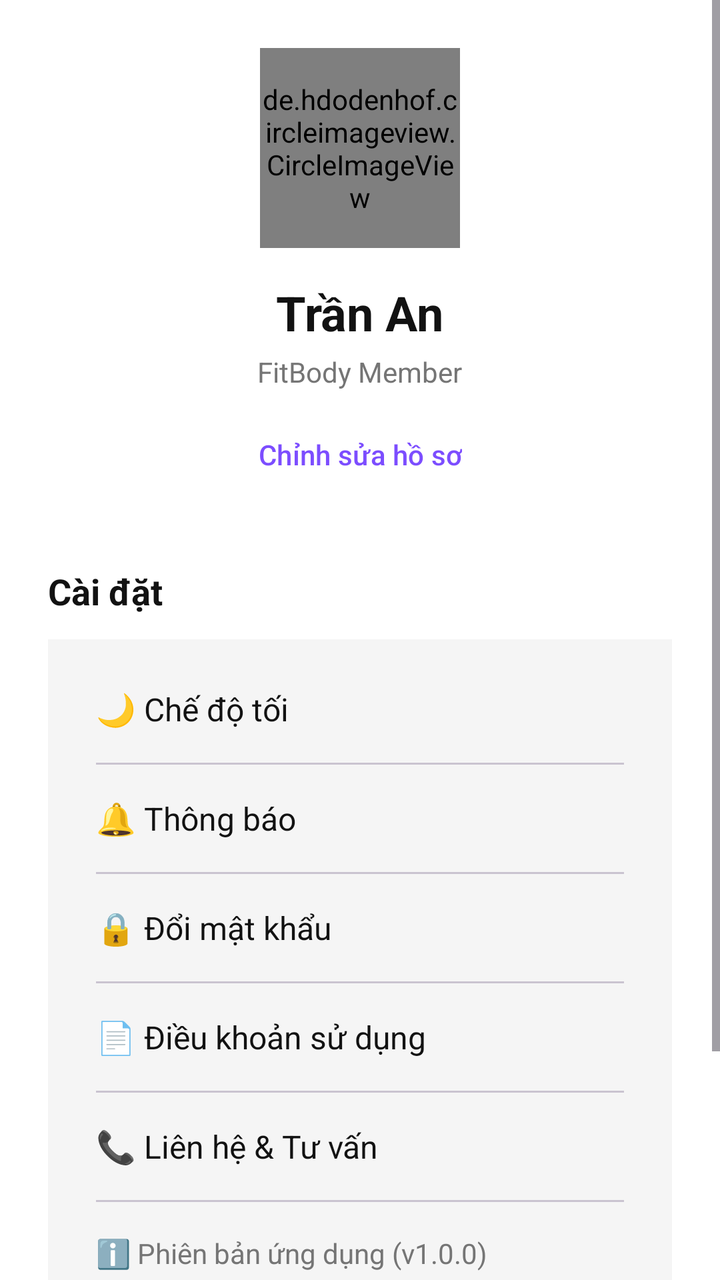
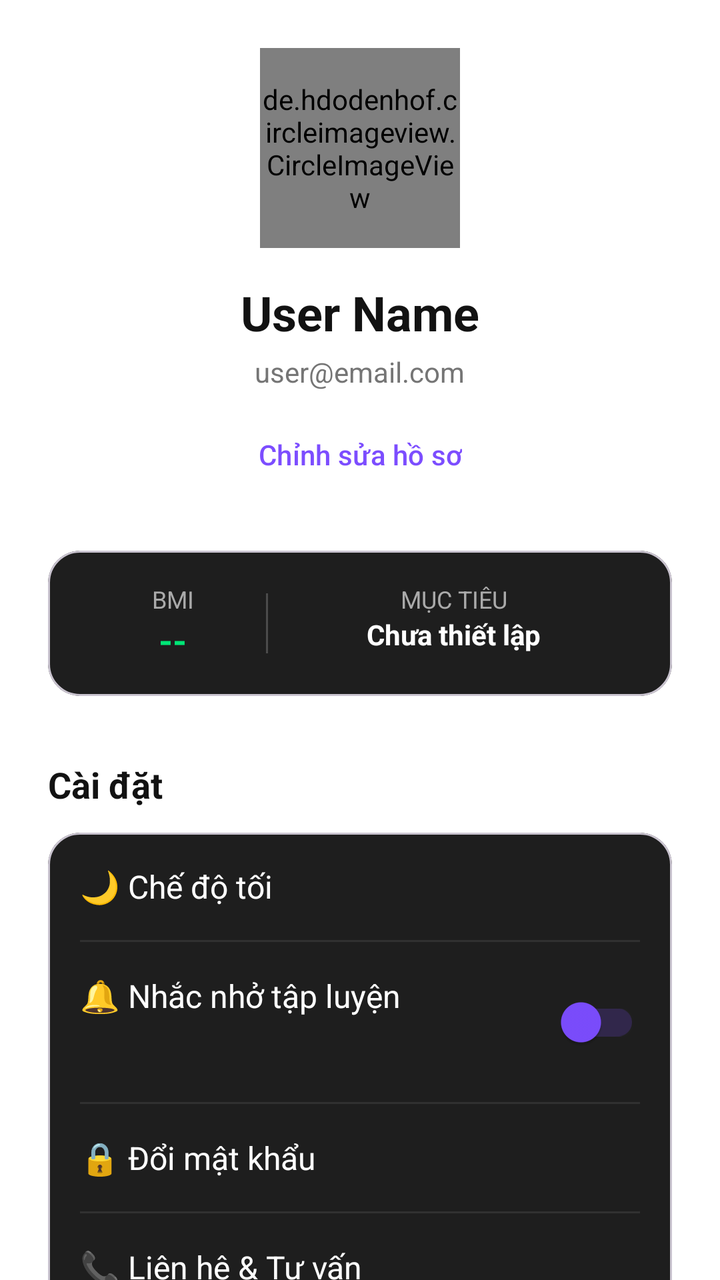

An Android layout rendered at two revisions. The XML below is the earlier revision; the diff shows what the commit changed to produce the second picture.
<!-- AndroidManifest.xml: application theme Theme.FitBody -->
<!-- res/layout/fragment_profile.xml -->
<?xml version="1.0" encoding="utf-8"?>
<ScrollView xmlns:android="http://schemas.android.com/apk/res/android"
    xmlns:app="http://schemas.android.com/apk/res-auto"
    android:layout_width="match_parent"
    android:layout_height="match_parent"
    android:background="?android:attr/windowBackground">

    <LinearLayout
        android:layout_width="match_parent"
        android:layout_height="wrap_content"
        android:gravity="center_horizontal"
        android:orientation="vertical"
        android:padding="24dp">

        
        <de.hdodenhof.circleimageview.CircleImageView
            android:id="@+id/imgAvatarProfile"
            android:layout_width="100dp"
            android:layout_height="100dp"
            android:src="@drawable/ic_launcher_background"
            app:civ_border_width="2dp"
            app:civ_border_color="#7C4DFF" />

        <TextView
            android:id="@+id/txtProfileName"
            android:layout_width="wrap_content"
            android:layout_height="wrap_content"
            android:layout_marginTop="16dp"
            android:text="Trần An"
            android:textColor="?attr/colorOnSurface"
            android:textSize="24sp"
            android:textStyle="bold" />

        <TextView
            android:id="@+id/txtProfileRole"
            android:layout_width="wrap_content"
            android:layout_height="wrap_content"
            android:layout_marginTop="4dp"
            android:text="FitBody Member"
            android:textColor="?attr/colorOnSurfaceVariant"
            android:textSize="14sp" />

        <Button
            android:id="@+id/txtEditProfile"
            style="@style/Widget.Material3.Button.TextButton"
            android:layout_width="wrap_content"
            android:layout_height="wrap_content"
            android:layout_marginTop="8dp"
            android:text="Chỉnh sửa hồ sơ" />

        
        <TextView
            android:layout_width="match_parent"
            android:layout_height="wrap_content"
            android:layout_marginTop="32dp"
            android:layout_marginBottom="12dp"
            android:text="Cài đặt"
            android:textColor="?attr/colorOnSurface"
            android:textSize="18sp"
            android:textStyle="bold" />

        <LinearLayout
            android:layout_width="match_parent"
            android:layout_height="wrap_content"
            android:background="?attr/colorSurface"
            android:orientation="vertical"
            android:padding="8dp">

            <TextView
                android:id="@+id/txtDarkMode"
                android:layout_width="match_parent"
                android:layout_height="wrap_content"
                android:padding="16dp"
                android:text="🌙 Chế độ tối"
                android:textColor="?attr/colorOnSurface"
                android:textSize="16sp" />

            <View
                android:layout_width="match_parent"
                android:layout_height="1dp"
                android:layout_marginHorizontal="16dp"
                android:background="?attr/colorOutlineVariant" />

            <TextView
                android:id="@+id/txtNotifications"
                android:layout_width="match_parent"
                android:layout_height="wrap_content"
                android:padding="16dp"
                android:text="🔔 Thông báo"
                android:textColor="?attr/colorOnSurface"
                android:textSize="16sp" />

            <View
                android:layout_width="match_parent"
                android:layout_height="1dp"
                android:layout_marginHorizontal="16dp"
                android:background="?attr/colorOutlineVariant" />

            <TextView
                android:id="@+id/txtChangePassword"
                android:layout_width="match_parent"
                android:layout_height="wrap_content"
                android:padding="16dp"
                android:text="🔒 Đổi mật khẩu"
                android:textColor="?attr/colorOnSurface"
                android:textSize="16sp" />

            <View
                android:layout_width="match_parent"
                android:layout_height="1dp"
                android:layout_marginHorizontal="16dp"
                android:background="?attr/colorOutlineVariant" />

            <TextView
                android:id="@+id/txtTerms"
                android:layout_width="match_parent"
                android:layout_height="wrap_content"
                android:padding="16dp"
                android:text="📄 Điều khoản sử dụng"
                android:textColor="?attr/colorOnSurface"
                android:textSize="16sp" />

            <View
                android:layout_width="match_parent"
                android:layout_height="1dp"
                android:layout_marginHorizontal="16dp"
                android:background="?attr/colorOutlineVariant" />

            <TextView
                android:id="@+id/txtContactSupport"
                android:layout_width="match_parent"
                android:layout_height="wrap_content"
                android:padding="16dp"
                android:text="📞 Liên hệ &amp; Tư vấn"
                android:textColor="?attr/colorOnSurface"
                android:textSize="16sp" />

            <View
                android:layout_width="match_parent"
                android:layout_height="1dp"
                android:layout_marginHorizontal="16dp"
                android:background="?attr/colorOutlineVariant" />

            <TextView
                android:id="@+id/txtVersion"
                android:layout_width="match_parent"
                android:layout_height="wrap_content"
                android:padding="16dp"
                android:text="ℹ️ Phiên bản ứng dụng (v1.0.0)"
                android:textColor="?attr/colorOnSurfaceVariant"
                android:textSize="14sp" />

        </LinearLayout>

        <Button
            android:id="@+id/btnLogout"
            android:layout_width="match_parent"
            android:layout_height="55dp"
            android:layout_marginTop="40dp"
            android:backgroundTint="#FF5252"
            android:text="Đăng xuất"
            android:textColor="#FFFFFF"
            android:textStyle="bold" />

    </LinearLayout>
</ScrollView>
<!-- resources referenced by this layout -->
<resources>
  <!-- drawable ic_launcher_background (drawable) -->
  <?xml version="1.0" encoding="utf-8"?>
  <vector
      android:height="108dp"
      android:width="108dp"
      android:viewportHeight="108"
      android:viewportWidth="108"
      xmlns:android="http://schemas.android.com/apk/res/android">
      
      <path android:fillColor="#121212"
            android:pathData="M0,0h108v108h-108z"/>
  </vector>
  <style name="Theme.FitBody" parent="Theme.Material3.DayNight.NoActionBar">
          <item name="colorPrimary">@color/primary</item>
          <item name="android:windowBackground">@color/app_background</item>
          <item name="android:statusBarColor">@color/app_background</item>
          <item name="android:navigationBarColor">@color/app_background</item>
  
          
          <item name="colorSurface">@color/card_background</item>
          <item name="colorOnSurface">@color/text_primary</item>
          <item name="colorOnSurfaceVariant">@color/text_secondary</item>
      </style>
  <color name="primary">#7C4DFF</color>
  <color name="app_background">#FFFFFF</color>
  <color name="card_background">#F5F5F5</color>
  <color name="text_primary">#121212</color>
  <color name="text_secondary">#757575</color>
</resources>

<!-- the commit's change to res/layout/fragment_profile.xml (unified diff, before → after) -->
@@ -1,166 +1,201 @@
 <?xml version="1.0" encoding="utf-8"?>
-<ScrollView xmlns:android="http://schemas.android.com/apk/res/android"
+<androidx.coordinatorlayout.widget.CoordinatorLayout xmlns:android="http://schemas.android.com/apk/res/android"
     xmlns:app="http://schemas.android.com/apk/res-auto"
     android:layout_width="match_parent"
     android:layout_height="match_parent"
     android:background="?android:attr/windowBackground">
 
-    <LinearLayout
+    <androidx.core.widget.NestedScrollView
         android:layout_width="match_parent"
-        android:layout_height="wrap_content"
-        android:gravity="center_horizontal"
-        android:orientation="vertical"
-        android:padding="24dp">
-
-        
-        <de.hdodenhof.circleimageview.CircleImageView
-            android:id="@+id/imgAvatarProfile"
-            android:layout_width="100dp"
-            android:layout_height="100dp"
-            android:src="@drawable/ic_launcher_background"
-            app:civ_border_width="2dp"
-            app:civ_border_color="#7C4DFF" />
-
-        <TextView
-            android:id="@+id/txtProfileName"
-            android:layout_width="wrap_content"
-            android:layout_height="wrap_content"
-            android:layout_marginTop="16dp"
-            android:text="Trần An"
-            android:textColor="?attr/colorOnSurface"
-            android:textSize="24sp"
-            android:textStyle="bold" />
-
-        <TextView
-            android:id="@+id/txtProfileRole"
-            android:layout_width="wrap_content"
-            android:layout_height="wrap_content"
-            android:layout_marginTop="4dp"
-            android:text="FitBody Member"
-            android:textColor="?attr/colorOnSurfaceVariant"
-            android:textSize="14sp" />
-
-        <Button
-            android:id="@+id/txtEditProfile"
-            style="@style/Widget.Material3.Button.TextButton"
-            android:layout_width="wrap_content"
-            android:layout_height="wrap_content"
-            android:layout_marginTop="8dp"
-            android:text="Chỉnh sửa hồ sơ" />
-
-        
-        <TextView
-            android:layout_width="match_parent"
-            android:layout_height="wrap_content"
-            android:layout_marginTop="32dp"
-            android:layout_marginBottom="12dp"
-            android:text="Cài đặt"
-            android:textColor="?attr/colorOnSurface"
-            android:textSize="18sp"
-            android:textStyle="bold" />
+        android:layout_height="match_parent">
 
         <LinearLayout
             android:layout_width="match_parent"
             android:layout_height="wrap_content"
-            android:background="?attr/colorSurface"
+            android:gravity="center_horizontal"
             android:orientation="vertical"
-            android:padding="8dp">
-
-            <TextView
-                android:id="@+id/txtDarkMode"
-                android:layout_width="match_parent"
-                android:layout_height="wrap_content"
-                android:padding="16dp"
-                android:text="🌙 Chế độ tối"
+            android:padding="24dp">
+
+            
+            <de.hdodenhof.circleimageview.CircleImageView
+                android:id="@+id/imgAvatarProfile"
+                android:layout_width="100dp"
+                android:layout_height="100dp"
+                android:src="@drawable/ic_launcher_background"
+                app:civ_border_color="#7C4DFF"
+                app:civ_border_width="2dp" />
+
+            <TextView
+                android:id="@+id/txtProfileName"
+                android:layout_width="wrap_content"
+                android:layout_height="wrap_content"
+                android:layout_marginTop="16dp"
+                android:text="User Name"
                 android:textColor="?attr/colorOnSurface"
-                android:textSize="16sp" />
-
-            <View
-                android:layout_width="match_parent"
-                android:layout_height="1dp"
-                android:layout_marginHorizontal="16dp"
-                android:background="?attr/colorOutlineVariant" />
-
-            <TextView
-                android:id="@+id/txtNotifications"
-                android:layout_width="match_parent"
-                android:layout_height="wrap_content"
-                android:padding="16dp"
-                android:text="🔔 Thông báo"
-                android:textColor="?attr/colorOnSurface"
-                android:textSize="16sp" />
-
-            <View
-                android:layout_width="match_parent"
-                android:layout_height="1dp"
-                android:layout_marginHorizontal="16dp"
-                android:background="?attr/colorOutlineVariant" />
-
-            <TextView
-                android:id="@+id/txtChangePassword"
-                android:layout_width="match_parent"
-                android:layout_height="wrap_content"
-                android:padding="16dp"
-                android:text="🔒 Đổi mật khẩu"
-                android:textColor="?attr/colorOnSurface"
-                android:textSize="16sp" />
-
-            <View
-                android:layout_width="match_parent"
-                android:layout_height="1dp"
-                android:layout_marginHorizontal="16dp"
-                android:background="?attr/colorOutlineVariant" />
-
-            <TextView
-                android:id="@+id/txtTerms"
-                android:layout_width="match_parent"
-                android:layout_height="wrap_content"
-                android:padding="16dp"
-                android:text="📄 Điều khoản sử dụng"
-                android:textColor="?attr/colorOnSurface"
-                android:textSize="16sp" />
-
-            <View
-                android:layout_width="match_parent"
-                android:layout_height="1dp"
-                android:layout_marginHorizontal="16dp"
-                android:background="?attr/colorOutlineVariant" />
-
-            <TextView
-                android:id="@+id/txtContactSupport"
-                android:layout_width="match_parent"
-                android:layout_height="wrap_content"
-                android:padding="16dp"
-                android:text="📞 Liên hệ &amp; Tư vấn"
-                android:textColor="?attr/colorOnSurface"
-                android:textSize="16sp" />
-
-            <View
-                android:layout_width="match_parent"
-                android:layout_height="1dp"
-                android:layout_marginHorizontal="16dp"
-                android:background="?attr/colorOutlineVariant" />
-
-            <TextView
-                android:id="@+id/txtVersion"
-                android:layout_width="match_parent"
-                android:layout_height="wrap_content"
-                android:padding="16dp"
-                android:text="ℹ️ Phiên bản ứng dụng (v1.0.0)"
+                android:textSize="24sp"
+                android:textStyle="bold" />
+
+            <TextView
+                android:id="@+id/txtProfileRole"
+                android:layout_width="wrap_content"
+                android:layout_height="wrap_content"
+                android:layout_marginTop="4dp"
+                android:text="user@email.com"
                 android:textColor="?attr/colorOnSurfaceVariant"
                 android:textSize="14sp" />
 
+            <Button
+                android:id="@+id/txtEditProfile"
+                style="@style/Widget.Material3.Button.TextButton"
+                android:layout_width="wrap_content"
+                android:layout_height="wrap_content"
+                android:layout_marginTop="8dp"
+                android:text="Chỉnh sửa hồ sơ" />
+
+            
+            <com.google.android.material.card.MaterialCardView
+                android:layout_width="match_parent"
+                android:layout_height="wrap_content"
+                android:layout_marginTop="24dp"
+                app:cardCornerRadius="16dp"
+                app:cardBackgroundColor="#1E1E1E">
+                <LinearLayout
+                    android:layout_width="match_parent"
+                    android:layout_height="wrap_content"
+                    android:orientation="horizontal"
+                    android:padding="16dp">
+                    <LinearLayout
+                        android:layout_width="0dp"
+                        android:layout_height="wrap_content"
+                        android:layout_weight="1"
+                        android:gravity="center"
+                        android:orientation="vertical">
+                        <TextView android:layout_width="wrap_content" android:layout_height="wrap_content" android:text="BMI" android:textColor="#AAAAAA" android:textSize="12sp"/>
+                        <TextView android:id="@+id/txtProfileBMI" android:layout_width="wrap_content" android:layout_height="wrap_content" android:text="--" android:textColor="#00E676" android:textSize="18sp" android:textStyle="bold"/>
+                    </LinearLayout>
+                    <View android:layout_width="1dp" android:layout_height="30dp" android:background="#33FFFFFF" android:layout_gravity="center_vertical"/>
+                    <LinearLayout
+                        android:layout_width="0dp"
+                        android:layout_height="wrap_content"
+                        android:layout_weight="2"
+                        android:gravity="center"
+                        android:orientation="vertical">
+                        <TextView android:layout_width="wrap_content" android:layout_height="wrap_content" android:text="MỤC TIÊU" android:textColor="#AAAAAA" android:textSize="12sp"/>
+                        <TextView android:id="@+id/txtProfileGoal" android:layout_width="wrap_content" android:layout_height="wrap_content" android:text="Chưa thiết lập" android:textColor="#FFFFFF" android:textSize="14sp" android:textStyle="bold" android:gravity="center"/>
+                    </LinearLayout>
+                </LinearLayout>
+            </com.google.android.material.card.MaterialCardView>
+
+            
+            <TextView
+                android:layout_width="match_parent"
+                android:layout_height="wrap_content"
+                android:layout_marginTop="32dp"
+                android:layout_marginBottom="12dp"
+                android:text="Cài đặt"
+                android:textColor="?attr/colorOnSurface"
+                android:textSize="18sp"
+                android:textStyle="bold" />
+
+            <com.google.android.material.card.MaterialCardView
+                android:layout_width="match_parent"
+                android:layout_height="wrap_content"
+                app:cardCornerRadius="16dp"
+                app:cardBackgroundColor="#1E1E1E">
+                <LinearLayout
+                    android:layout_width="match_parent"
+                    android:layout_height="wrap_content"
+                    android:orientation="vertical">
+
+                    <RelativeLayout
+                        android:id="@+id/layoutDarkMode"
+                        android:layout_width="match_parent"
+                        android:layout_height="wrap_content"
+                        android:padding="16dp"
+                        android:clickable="true"
+                        android:focusable="true"
+                        android:background="?attr/selectableItemBackground">
+                        <TextView
+                            android:id="@+id/txtDarkMode"
+                            android:layout_width="wrap_content"
+                            android:layout_height="wrap_content"
+                            android:text="🌙 Chế độ tối"
+                            android:textColor="#FFFFFF"
+                            android:textSize="16sp" />
+                    </RelativeLayout>
+
+                    <View android:layout_width="match_parent" android:layout_height="1dp" android:background="#15FFFFFF" android:layout_marginHorizontal="16dp"/>
+
+                    <RelativeLayout
+                        android:layout_width="match_parent"
+                        android:layout_height="wrap_content"
+                        android:padding="16dp">
+                        <TextView
+                            android:layout_width="wrap_content"
+                            android:layout_height="wrap_content"
+                            android:text="🔔 Nhắc nhở tập luyện"
+                            android:textColor="#FFFFFF"
+                            android:textSize="16sp" />
+                        <androidx.appcompat.widget.SwitchCompat
+                            android:id="@+id/switchNotifications"
+                            android:layout_width="wrap_content"
+                            android:layout_height="wrap_content"
+                            android:layout_alignParentEnd="true"
+                            app:thumbTint="#7C4DFF"
+                            app:trackTint="#337C4DFF"/>
+                    </RelativeLayout>
+
+                    <View android:layout_width="match_parent" android:layout_height="1dp" android:background="#15FFFFFF" android:layout_marginHorizontal="16dp"/>
+
+                    <TextView
+                        android:id="@+id/txtChangePassword"
+                        android:layout_width="match_parent"
+                        android:layout_height="wrap_content"
+                        android:padding="16dp"
+                        android:text="🔒 Đổi mật khẩu"
+                        android:textColor="#FFFFFF"
+                        android:textSize="16sp"
+                        android:background="?attr/selectableItemBackground"
+                        android:clickable="true"
+                        android:focusable="true"/>
+
+                    <View android:layout_width="match_parent" android:layout_height="1dp" android:background="#15FFFFFF" android:layout_marginHorizontal="16dp"/>
+
+                    <TextView
+                        android:id="@+id/txtContactSupport"
+                        android:layout_width="match_parent"
+                        android:layout_height="wrap_content"
+                        android:padding="16dp"
+                        android:text="📞 Liên hệ &amp; Tư vấn"
+                        android:textColor="#FFFFFF"
+                        android:textSize="16sp"
+                        android:background="?attr/selectableItemBackground"
+                        android:clickable="true"
+                        android:focusable="true"/>
+                </LinearLayout>
+            </com.google.android.material.card.MaterialCardView>
+
+            <Button
+                android:id="@+id/btnLogout"
+                android:layout_width="match_parent"
+                android:layout_height="55dp"
+                android:layout_marginTop="40dp"
+                android:backgroundTint="#FF5252"
+                android:text="Đăng xuất"
+                android:textColor="#FFFFFF"
+                android:textStyle="bold" />
+
+            <TextView
+                android:id="@+id/txtVersion"
+                android:layout_width="match_parent"
+                android:layout_height="wrap_content"
+                android:layout_marginTop="24dp"
+                android:layout_marginBottom="40dp"
+                android:gravity="center"
+                android:text="Phiên bản 1.2.0 (Build 2026)"
+                android:textColor="#555555"
+                android:textSize="12sp" />
+
         </LinearLayout>
-
-        <Button
-            android:id="@+id/btnLogout"
-            android:layout_width="match_parent"
-            android:layout_height="55dp"
-            android:layout_marginTop="40dp"
-            android:backgroundTint="#FF5252"
-            android:text="Đăng xuất"
-            android:textColor="#FFFFFF"
-            android:textStyle="bold" />
-
-    </LinearLayout>
-</ScrollView>
+    </androidx.core.widget.NestedScrollView>
+</androidx.coordinatorlayout.widget.CoordinatorLayout>
